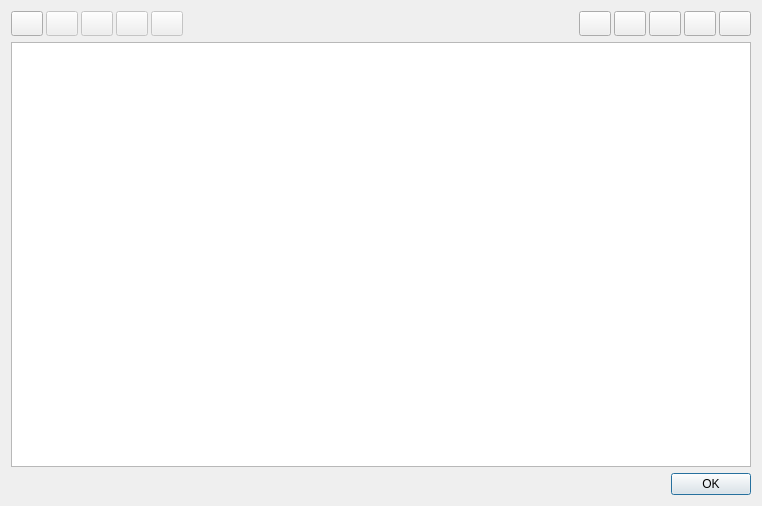
Qt form gui/daq/dialog_spectra_templates.ui (usnistgov/qpx-gamma) before a commit.
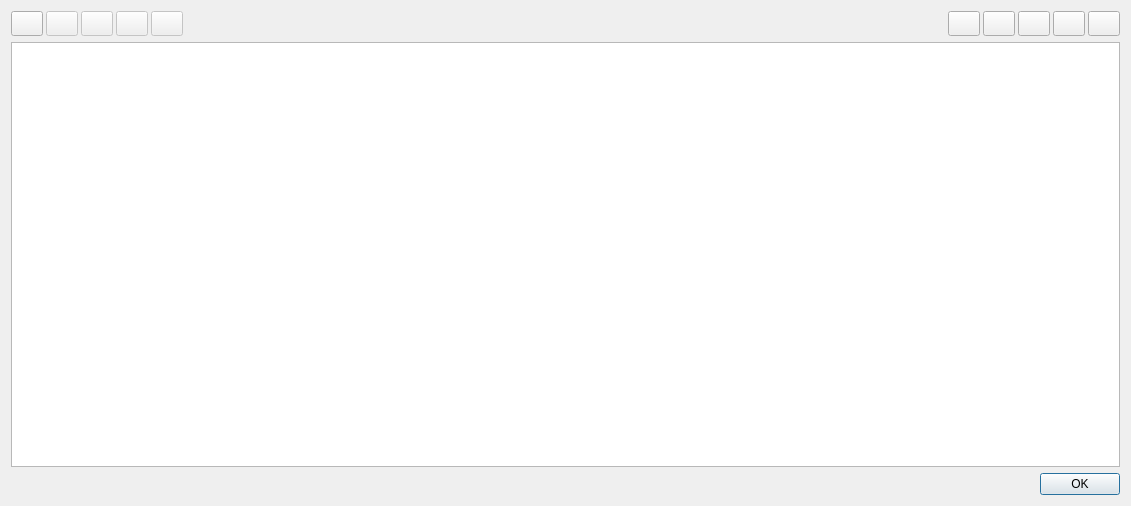
The same form after that commit. Icons and pictures are not drawn.

```diff
--- a/gui/daq/dialog_spectra_templates.ui
+++ b/gui/daq/dialog_spectra_templates.ui
@@ -9,7 +9,7 @@
    <rect>
     <x>0</x>
     <y>0</y>
-    <width>762</width>
+    <width>1131</width>
     <height>506</height>
    </rect>
   </property>
```
